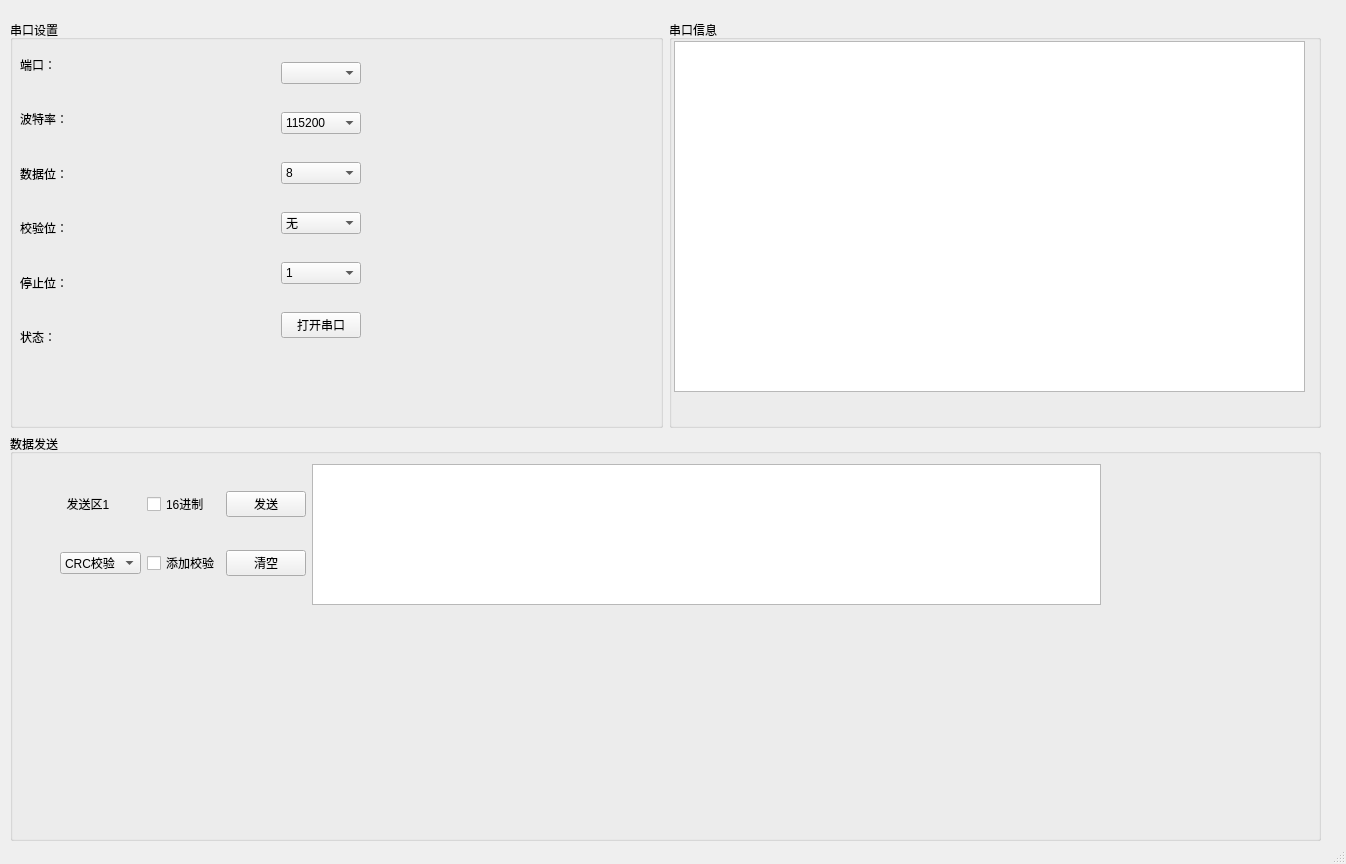
Before: the Qt Designer form gui.ui in TjfCCC123/ComMonitor, drawn with Qt 5.
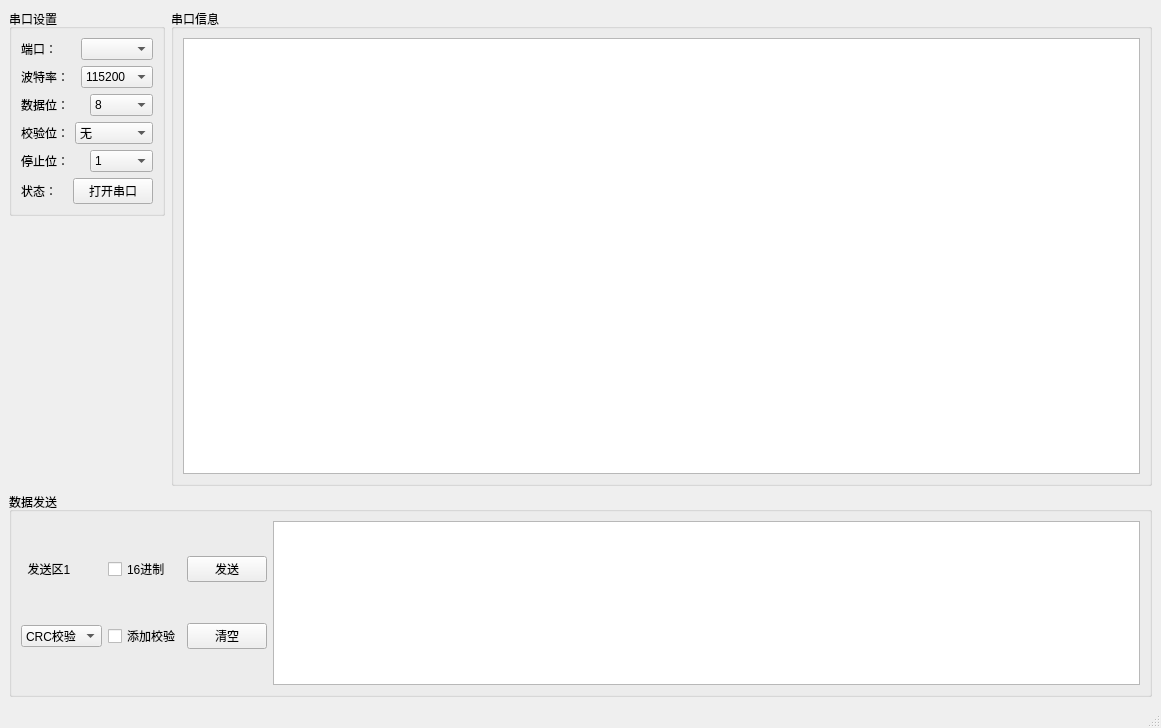
After: the same form once the commit is applied.

Patch:
```diff
--- a/gui.ui
+++ b/gui.ui
@@ -6,47 +6,39 @@
    <rect>
     <x>0</x>
     <y>0</y>
-    <width>1346</width>
-    <height>864</height>
+    <width>1161</width>
+    <height>728</height>
    </rect>
   </property>
   <property name="windowTitle">
    <string>ComMonitor</string>
   </property>
   <widget class="QWidget" name="centralwidget">
-   <widget class="QWidget" name="layoutWidget">
-    <property name="geometry">
-     <rect>
-      <x>10</x>
-      <y>20</y>
-      <width>1311</width>
-      <height>821</height>
-     </rect>
-    </property>
-    <layout class="QVBoxLayout" name="verticalLayout">
+   <layout class="QVBoxLayout" name="verticalLayout_3">
      <item>
-      <layout class="QHBoxLayout" name="horizontalLayout_3">
+     <layout class="QVBoxLayout" name="verticalLayout" stretch="7,3">
+      <item>
+       <layout class="QHBoxLayout" name="horizontalLayout_2">
+        <item>
+         <layout class="QVBoxLayout" name="verticalLayout_4">
        <item>
         <widget class="QGroupBox" name="groupBox">
          <property name="enabled">
           <bool>true</bool>
          </property>
+            <property name="sizePolicy">
+             <sizepolicy hsizetype="Fixed" vsizetype="Fixed">
+              <horstretch>0</horstretch>
+              <verstretch>0</verstretch>
+             </sizepolicy>
+            </property>
          <property name="title">
           <string>串口设置</string>
          </property>
-         <widget class="QWidget" name="horizontalLayoutWidget">
-          <property name="geometry">
-           <rect>
-            <x>10</x>
-            <y>20</y>
-            <width>341</width>
-            <height>321</height>
-           </rect>
-          </property>
-          <layout class="QHBoxLayout" name="horizontalLayout_2">
-           <item>
             <layout class="QVBoxLayout" name="verticalLayout_2">
              <item>
+              <layout class="QHBoxLayout" name="horizontalLayout">
+               <item>
               <widget class="QLabel" name="label_port">
                <property name="text">
                 <string>端口：</string>
@@ -54,6 +46,13 @@
               </widget>
              </item>
              <item>
+                <widget class="QComboBox" name="comboBox_port"/>
+               </item>
+              </layout>
+             </item>
+             <item>
+              <layout class="QHBoxLayout" name="horizontalLayout_3">
+               <item>
               <widget class="QLabel" name="label_Baud">
                <property name="text">
                 <string>波特率：</string>
@@ -61,54 +60,6 @@
               </widget>
              </item>
              <item>
-              <widget class="QLabel" name="label_dataBit">
-               <property name="text">
-                <string>数据位：</string>
-               </property>
-              </widget>
-             </item>
-             <item>
-              <widget class="QLabel" name="label_parityBit">
-               <property name="text">
-                <string>校验位：</string>
-               </property>
-              </widget>
-             </item>
-             <item>
-              <widget class="QLabel" name="label_stopBit">
-               <property name="text">
-                <string>停止位：</string>
-               </property>
-              </widget>
-             </item>
-             <item>
-              <widget class="QLabel" name="label_status">
-               <property name="text">
-                <string>状态：</string>
-               </property>
-              </widget>
-             </item>
-            </layout>
-           </item>
-           <item>
-            <spacer name="horizontalSpacer">
-             <property name="orientation">
-              <enum>Qt::Horizontal</enum>
-             </property>
-             <property name="sizeHint" stdset="0">
-              <size>
-               <width>40</width>
-               <height>20</height>
-              </size>
-             </property>
-            </spacer>
-           </item>
-           <item>
-            <layout class="QVBoxLayout" name="verticalLayout_3">
-             <item>
-              <widget class="QComboBox" name="comboBox_port"/>
-             </item>
-             <item>
               <widget class="QComboBox" name="comboBox_Baud">
                <item>
                 <property name="text">
@@ -177,6 +128,17 @@
                </item>
               </widget>
              </item>
+              </layout>
+             </item>
+             <item>
+              <layout class="QHBoxLayout" name="horizontalLayout_4">
+               <item>
+                <widget class="QLabel" name="label_dataBit">
+                 <property name="text">
+                  <string>数据位：</string>
+                 </property>
+                </widget>
+               </item>
              <item>
               <widget class="QComboBox" name="comboBox_dataBit">
                <item>
@@ -196,6 +158,17 @@
                </item>
               </widget>
              </item>
+              </layout>
+             </item>
+             <item>
+              <layout class="QHBoxLayout" name="horizontalLayout_5">
+               <item>
+                <widget class="QLabel" name="label_parityBit">
+                 <property name="text">
+                  <string>校验位：</string>
+                 </property>
+                </widget>
+               </item>
              <item>
               <widget class="QComboBox" name="comboBox_parityBit">
                <item>
@@ -225,6 +198,17 @@
                </item>
               </widget>
              </item>
+              </layout>
+             </item>
+             <item>
+              <layout class="QHBoxLayout" name="horizontalLayout_6">
+               <item>
+                <widget class="QLabel" name="label_stopBit">
+                 <property name="text">
+                  <string>停止位：</string>
+                 </property>
+                </widget>
+               </item>
              <item>
               <widget class="QComboBox" name="comboBox_stopBit">
                <item>
@@ -244,6 +228,17 @@
                </item>
               </widget>
              </item>
+              </layout>
+             </item>
+             <item>
+              <layout class="QHBoxLayout" name="horizontalLayout_7">
+               <item>
+                <widget class="QLabel" name="label_status">
+                 <property name="text">
+                  <string>状态：</string>
+                 </property>
+                </widget>
+               </item>
              <item>
               <widget class="QPushButton" name="pushButton_openPort">
                <property name="text">
@@ -255,41 +250,55 @@
            </item>
           </layout>
          </widget>
-        </widget>
+          </item>
+          <item>
+           <spacer name="verticalSpacer">
+            <property name="orientation">
+             <enum>Qt::Vertical</enum>
+            </property>
+            <property name="sizeHint" stdset="0">
+             <size>
+              <width>20</width>
+              <height>40</height>
+             </size>
+            </property>
+           </spacer>
+          </item>
+         </layout>
        </item>
        <item>
         <widget class="QGroupBox" name="groupBox_3">
+          <property name="sizePolicy">
+           <sizepolicy hsizetype="Expanding" vsizetype="Expanding">
+            <horstretch>0</horstretch>
+            <verstretch>0</verstretch>
+           </sizepolicy>
+          </property>
          <property name="title">
           <string>串口信息</string>
          </property>
-         <widget class="QTableView" name="tableView">
-          <property name="geometry">
-           <rect>
-            <x>5</x>
-            <y>21</y>
-            <width>631</width>
-            <height>351</height>
-           </rect>
-          </property>
-         </widget>
+          <layout class="QGridLayout" name="gridLayout_3">
+           <item row="0" column="0">
+            <widget class="QTableView" name="tableView"/>
+           </item>
+          </layout>
         </widget>
        </item>
       </layout>
      </item>
      <item>
       <widget class="QGroupBox" name="groupBox_2">
+        <property name="sizePolicy">
+         <sizepolicy hsizetype="Expanding" vsizetype="Expanding">
+          <horstretch>0</horstretch>
+          <verstretch>0</verstretch>
+         </sizepolicy>
+        </property>
        <property name="title">
         <string>数据发送</string>
        </property>
-       <widget class="QWidget" name="gridLayoutWidget">
-        <property name="geometry">
-         <rect>
-          <x>50</x>
-          <y>30</y>
-          <width>1041</width>
-          <height>141</height>
-         </rect>
-        </property>
+        <layout class="QVBoxLayout" name="verticalLayout_5">
+         <item>
         <layout class="QGridLayout" name="gridLayout">
          <item row="0" column="0">
           <layout class="QGridLayout" name="gridLayout_2">
@@ -343,11 +352,13 @@
           <widget class="QTextEdit" name="textEdit_sendMessage"/>
          </item>
         </layout>
-       </widget>
-      </widget>
      </item>
     </layout>
    </widget>
+      </item>
+     </layout>
+    </item>
+   </layout>
   </widget>
   <widget class="QStatusBar" name="statusbar"/>
  </widget>
```
Lines whose indentation alone changed are shown as unchanged.
